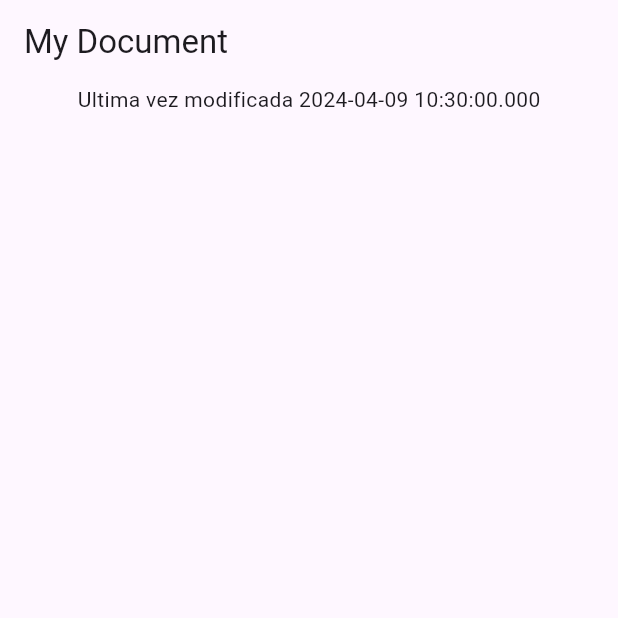
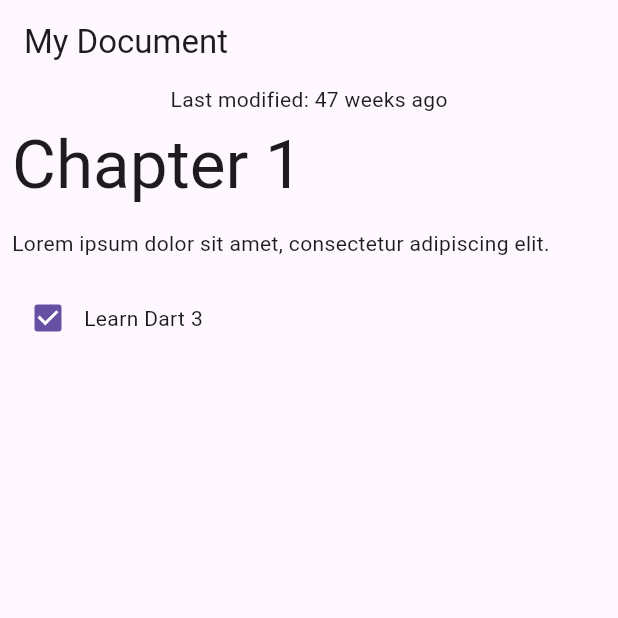
Before and after one commit to Gtomazini/design_pattern_flutter, a Flutter app: the screen it shows after launch, on a phone screen of 412 x 824 dp, the top half of it. Run offline on Flutter 3.47's test engine with Material 3 defaults, Android fonts, the phone set to English and light mode, and no system bars.

```diff
--- a/lib/data.dart
+++ b/lib/data.dart
@@ -5,10 +5,27 @@ class Document {
   Document() : _json = jsonDecode(documentJson);
 
   (String, {DateTime modified}) getMetadata() {
-    var title = "My Document";
-    var now = DateTime.now();
+    if (_json
+        case {
+          'metadata': {
+            'title': String title,
+            'modified': String localModified,
+          }
+        }) {
+      return (title, modified: DateTime.parse(localModified));
+    } else {
+      throw const FormatException('Unexpected JSON');
+    }
+  }
 
-    return (title, modified: now);
+  List<Block> getBlocks() {
+    if (_json case {'blocks': List blocksJson}) {
+      return <Block>[
+        for (var blocksJson in blocksJson) Block.fromJson(blocksJson)
+      ];
+    } else {
+      throw const FormatException('Unexpected JSON format');
+    }
   }
 }
 
@@ -29,9 +46,39 @@ const documentJson = '''
     },
     {
       "type": "checkbox",
-      "checked": false,
+      "checked": true,
       "text": "Learn Dart 3"
     }
   ]
 }
 ''';
+
+sealed class Block {
+  Block();
+
+  factory Block.fromJson(Map<String, Object?> json) {
+    return switch (json) {
+      {'type': 'h1', 'text': String text} => HeaderBlock(text),
+      {'type': 'p', 'text': String text} => ParagraphBlock(text),
+      {'type': 'checkbox', 'text': String text, 'checked': bool checked} =>
+        CheckboxBlock(text, checked),
+      _ => throw const FormatException('Unexpected JSON format'),
+    };
+  }
+}
+
+class HeaderBlock extends Block {
+  final String text;
+  HeaderBlock(this.text);
+}
+
+class ParagraphBlock extends Block {
+  final String text;
+  ParagraphBlock(this.text);
+}
+
+class CheckboxBlock extends Block {
+  final String text;
+  final bool isChecked;
+  CheckboxBlock(this.text, this.isChecked);
+}
--- a/lib/main.dart
+++ b/lib/main.dart
@@ -1,4 +1,8 @@
+import 'dart:ui';
+
 import 'package:flutter/material.dart';
+import 'package:flutter/rendering.dart';
+import 'package:flutter/widgets.dart';
 
 import 'data.dart';
 
@@ -20,6 +24,50 @@ class DocumentApp extends StatelessWidget {
   }
 }
 
+class BlockWidget extends StatelessWidget {
+  final Block block;
+
+  const BlockWidget({
+    required this.block,
+    Key? key,
+  }) : super(key: key);
+
+  @override
+  Widget build(BuildContext context) {
+    return Container(
+      margin: const EdgeInsets.all(8),
+      child: switch (block) {
+        HeaderBlock(:var text) => Text(
+            text,
+            style: Theme.of(context).textTheme.displayMedium,
+          ),
+        ParagraphBlock(:var text) => Text(text),
+        CheckboxBlock(:var text, :var isChecked) => Row(
+            children: [
+              Checkbox(value: isChecked, onChanged: (_) {}),
+              Text(text),
+            ],
+          ),
+      },
+    );
+  }
+}
+
+String formatDate(DateTime dateTime) {
+  var today = DateTime.now();
+  var difference = dateTime.difference(today);
+
+  return switch (difference) {
+    Duration(inDays: 0) => 'today',
+    Duration(inDays: 1) => 'tomorrow',
+    Duration(inDays: -1) => 'yesterday',
+    Duration(inDays: var days) when days > 7 => '${days ~/ 7} weeks from now',
+    Duration(inDays: var days) when days < -7 => '${days.abs() ~/ 7} weeks ago',
+    Duration(inDays: var days, isNegative: true) => '${days.abs()} days ago',
+    Duration(inDays: var days) => '$days days from now',
+  };
+}
+
 class DocumentScreen extends StatelessWidget {
   final Document document;
 
@@ -30,16 +78,23 @@ class DocumentScreen extends StatelessWidget {
 
   @override
   Widget build(BuildContext context) {
-    var metadataRecord = document.getMetadata();
+    var (title, :modified) = document.getMetadata();
+    var formattedModifiedDate = formatDate(modified);
+    var blocks = document.getBlocks(); // New
+
     return Scaffold(
       appBar: AppBar(
-        title: Text(metadataRecord.$1),
+        title: Text(title),
       ),
       body: Column(
         children: [
-          Center(
-            child: Text(
-              'Ultima vez modificada ${metadataRecord.modified}',
+          Text('Last modified: $formattedModifiedDate'),
+          Expanded(
+            child: ListView.builder(
+              itemCount: blocks.length,
+              itemBuilder: (context, index) {
+                return BlockWidget(block: blocks[index]);
+              },
             ),
           ),
         ],
```
